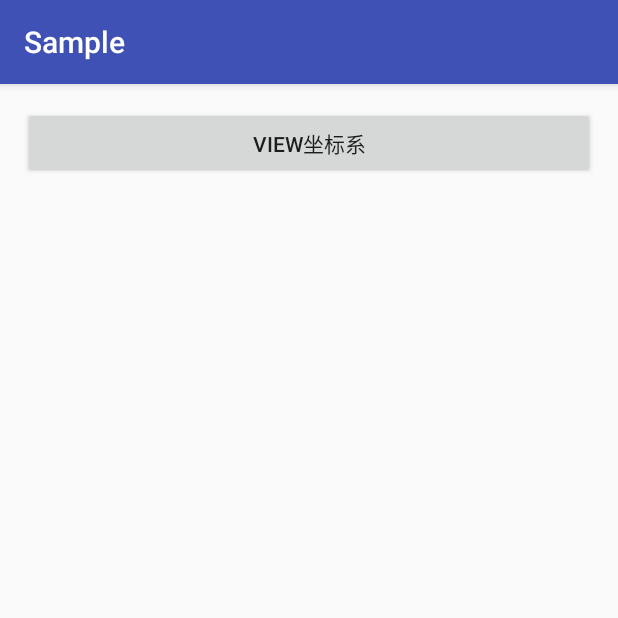
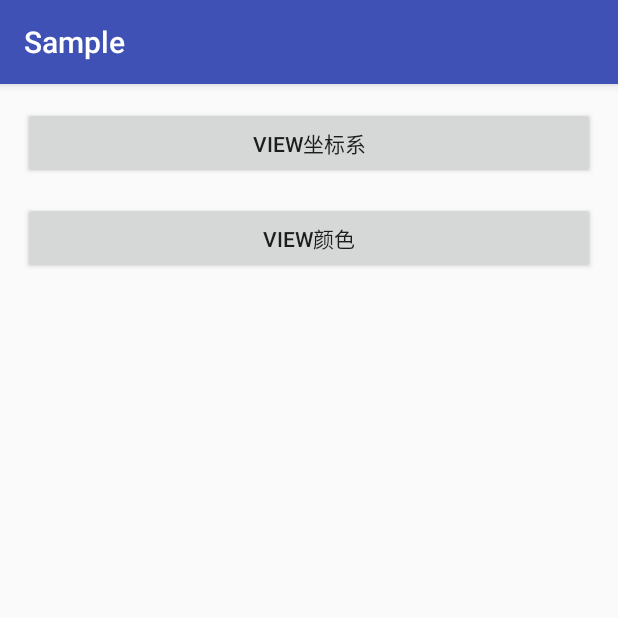
Before and after one commit to zhNirvanaRebirth/ViewKnowledges, an Android app: the screen it shows after launch (MainActivity), on a phone screen of 412 x 824 dp, the top half of it. Run offline under Robolectric (Android 15) with nearby library versions, the phone set to English and light mode, and no system bars.

Commit message:
the color PorterDuff mode

```diff
--- a/Sample/app/src/main/AndroidManifest.xml
+++ b/Sample/app/src/main/AndroidManifest.xml
@@ -18,6 +18,8 @@
         </activity>
         <activity android:name=".sections.ViewCoordinateActivity" android:screenOrientation="portrait"
             android:theme="@android:style/Theme.NoTitleBar.Fullscreen"/>
+        <activity android:name=".sections.ViewColorActivity" android:screenOrientation="portrait"
+            android:theme="@android:style/Theme.NoTitleBar.Fullscreen"/>
     </application>
 
 </manifest>
--- a/Sample/app/src/main/java/lktower/zhwilson/com/sample/MainActivity.java
+++ b/Sample/app/src/main/java/lktower/zhwilson/com/sample/MainActivity.java
@@ -6,6 +6,7 @@ import android.os.Bundle;
 import android.view.View;
 import android.widget.Button;
 
+import lktower.zhwilson.com.sample.sections.ViewColorActivity;
 import lktower.zhwilson.com.sample.sections.ViewCoordinateActivity;
 
 public class MainActivity extends AppCompatActivity {
@@ -27,5 +28,15 @@ public class MainActivity extends AppCompatActivity {
                 startActivity(intent);
             }
         });
+
+        //颜色混合
+        Button viewColor = (Button) findViewById(R.id.view_color);
+        viewColor.setOnClickListener(new View.OnClickListener() {
+            @Override
+            public void onClick(View view) {
+                Intent intent = new Intent(MainActivity.this, ViewColorActivity.class);
+                startActivity(intent);
+            }
+        });
     }
 }
--- a/Sample/app/src/main/res/layout/activity_main.xml
+++ b/Sample/app/src/main/res/layout/activity_main.xml
@@ -3,10 +3,23 @@
     android:layout_width="match_parent"
     android:layout_height="match_parent"
     android:padding="15dp">
-    <Button
-        android:id="@+id/view_coordinate"
+    <LinearLayout
         android:layout_width="match_parent"
-        android:layout_height="wrap_content"
-        android:gravity="center"
-        android:text="View坐标系"/>
+        android:layout_height="match_parent"
+        android:orientation="vertical">
+        <Button
+            android:id="@+id/view_coordinate"
+            android:layout_width="match_parent"
+            android:layout_height="wrap_content"
+            android:gravity="center"
+            android:text="View坐标系"/>
+
+        <Button
+            android:id="@+id/view_color"
+            android:layout_width="match_parent"
+            android:layout_height="wrap_content"
+            android:layout_marginTop="15dp"
+            android:gravity="center"
+            android:text="View颜色"/>
+    </LinearLayout>
 </ScrollView>
```
Also changed, not shown: Sample/app/src/main/java/lktower/zhwilson/com/sample/sections/ViewColorActivity.java (added, +18 -0 lines), Sample/app/src/main/res/layout/activity_view_color.xml (added, +8 -0 lines), Sample/viewseries/src/main/java/lktower/zhwilson/com/viewseries/coordinate/ViewColor.java (added, +79 -0 lines).
